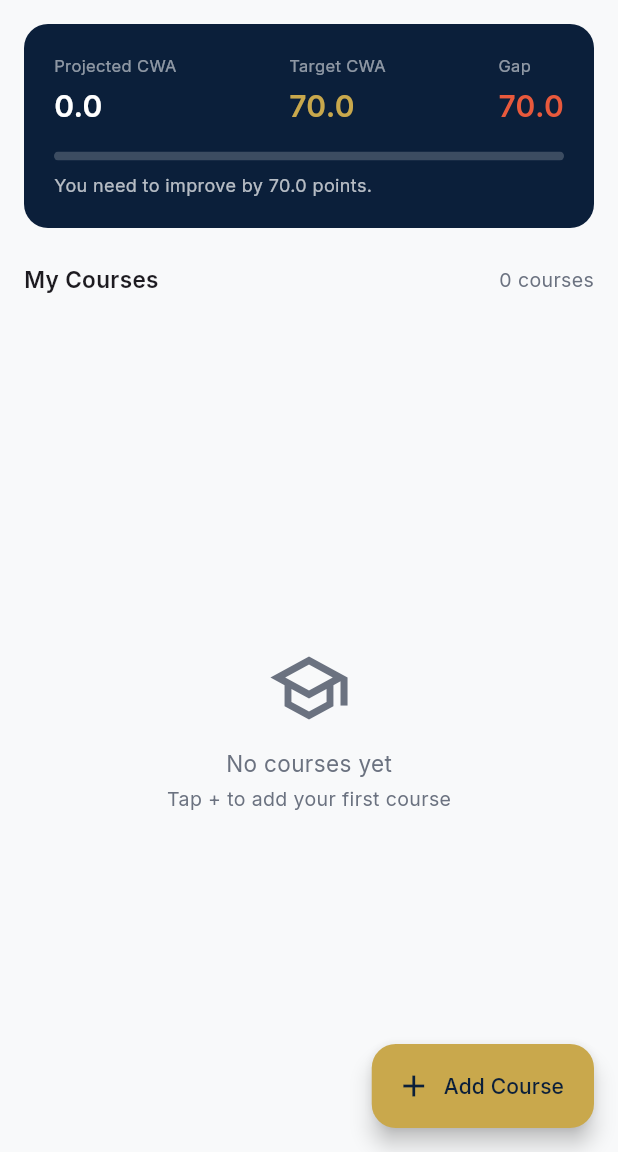
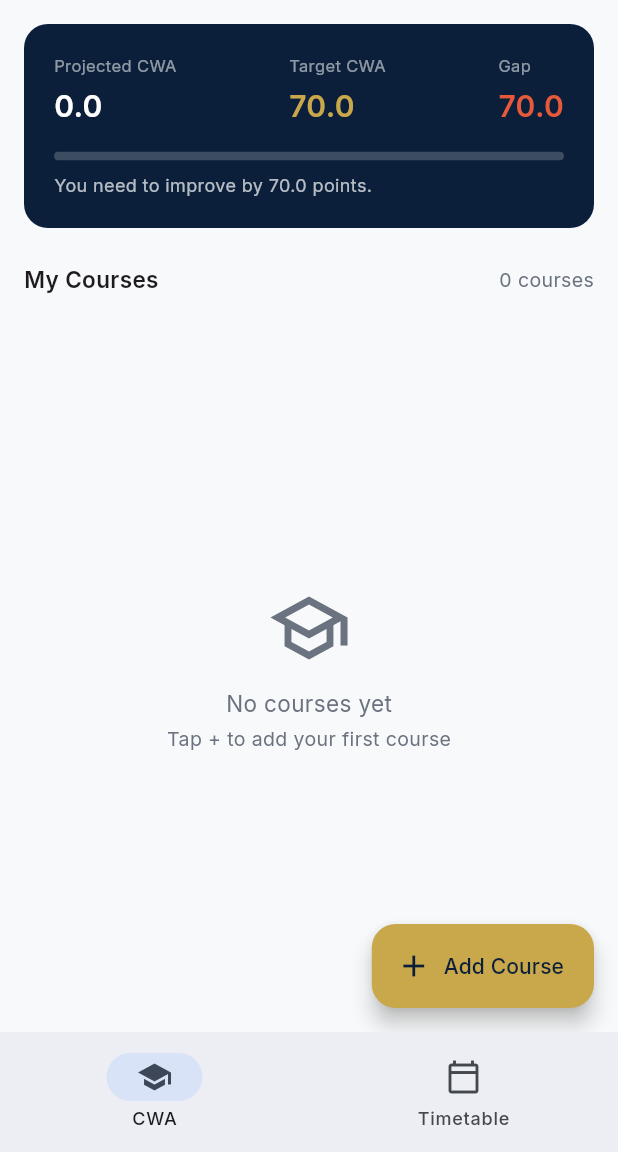
Before and after one commit to WesleyConsults/CampusIQ, a Flutter app: the screen it shows after launch, on a phone screen of 412 x 824 dp, the part 84-1236 px from its top. Run offline on Flutter 3.47's test engine with Material 3 defaults, Android fonts, the phone set to English and light mode, and no system bars; our stand-ins replace flutter_riverpod, go_router, google_fonts, isar; accounts and stored records are empty; generated files the repository leaves out were written again.

Commit message:
feat: Phase 2 complete — Class Timetable + Free Time Detection

```diff
--- a/lib/core/router/app_router.dart
+++ b/lib/core/router/app_router.dart
@@ -1,17 +1,66 @@
+import 'package:flutter/material.dart';
 import 'package:go_router/go_router.dart';
 import 'package:campusiq/features/cwa/presentation/screens/cwa_screen.dart';
+import 'package:campusiq/features/timetable/presentation/screens/timetable_screen.dart';
 
 final appRouter = GoRouter(
   initialLocation: '/cwa',
+  routes: [
+    ShellRoute(
+      builder: (context, state, child) => _AppShell(child: child),
       routes: [
         GoRoute(
           path: '/cwa',
           name: 'cwa',
           builder: (context, state) => const CwaScreen(),
         ),
-    // Phase 2: /timetable
-    // Phase 3: /schedule
+        GoRoute(
+          path: '/timetable',
+          name: 'timetable',
+          builder: (context, state) => const TimetableScreen(),
+        ),
         // Phase 4: /sessions
         // Phase 5: /streak
       ],
+    ),
+  ],
 );
+
+class _AppShell extends StatelessWidget {
+  final Widget child;
+  const _AppShell({required this.child});
+
+  int _locationToIndex(BuildContext context) {
+    final location = GoRouterState.of(context).uri.toString();
+    if (location.startsWith('/timetable')) return 1;
+    return 0;
+  }
+
+  @override
+  Widget build(BuildContext context) {
+    return Scaffold(
+      body: child,
+      bottomNavigationBar: NavigationBar(
+        selectedIndex: _locationToIndex(context),
+        onDestinationSelected: (i) {
+          switch (i) {
+            case 0: context.go('/cwa');
+            case 1: context.go('/timetable');
+          }
+        },
+        destinations: const [
+          NavigationDestination(
+            icon: Icon(Icons.school_outlined),
+            selectedIcon: Icon(Icons.school),
+            label: 'CWA',
+          ),
+          NavigationDestination(
+            icon: Icon(Icons.calendar_today_outlined),
+            selectedIcon: Icon(Icons.calendar_today),
+            label: 'Timetable',
+          ),
+        ],
+      ),
+    );
+  }
+}
```
Also changed, not shown: lib/features/timetable/presentation/screens/timetable_screen.dart (added, +175 -0 lines), 1 other file. Lines whose indentation alone changed are shown as unchanged.
